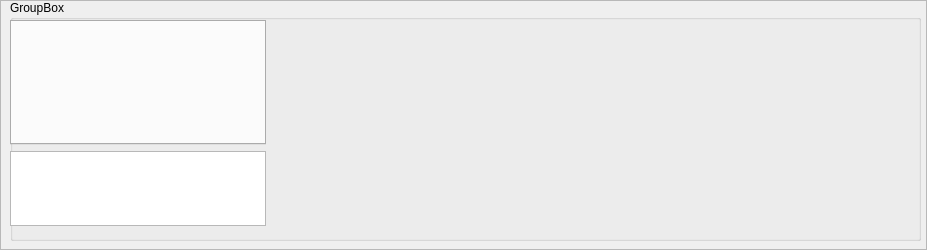
Old version of the form Implementierung/resources/forms/analysisbox.ui in the repository SuppenGeist/pse-ws1516-videoencoder-ta.
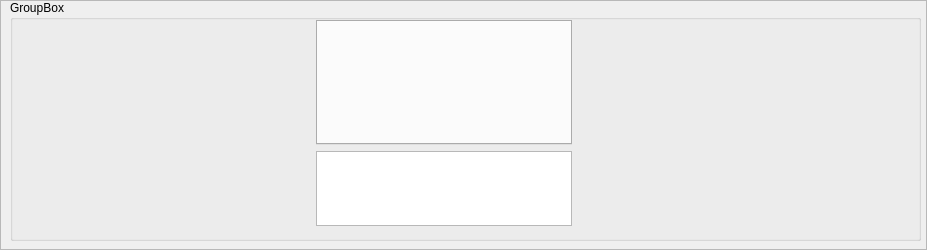
New version of the form. Icons and pictures are not drawn.

The edit to the form file:
```diff
--- a/Implementierung/resources/forms/analysisbox.ui
+++ b/Implementierung/resources/forms/analysisbox.ui
@@ -83,11 +83,16 @@
       <enum>QLayout::SetFixedSize</enum>
      </property>
      <item>
-      <layout class="QGridLayout" name="rawVidCon"/>
+      <widget class="QFrame" name="anaRawVid">
+       <property name="minimumSize">
+        <size>
+         <width>300</width>
+         <height>0</height>
+        </size>
+       </property>
+      </widget>
      </item>
      <item>
-      <layout class="QGridLayout" name="anaVidCon">
-       <item row="0" column="0">
         <layout class="QVBoxLayout" name="verticalLayout">
          <item>
           <widget class="QTabWidget" name="tabWidget">
@@ -132,7 +137,15 @@
          </item>
         </layout>
        </item>
-      </layout>
+     <item>
+      <widget class="QFrame" name="anaVid">
+       <property name="minimumSize">
+        <size>
+         <width>300</width>
+         <height>0</height>
+        </size>
+       </property>
+      </widget>
      </item>
     </layout>
    </widget>
```
Lines whose indentation alone changed are shown as unchanged.
